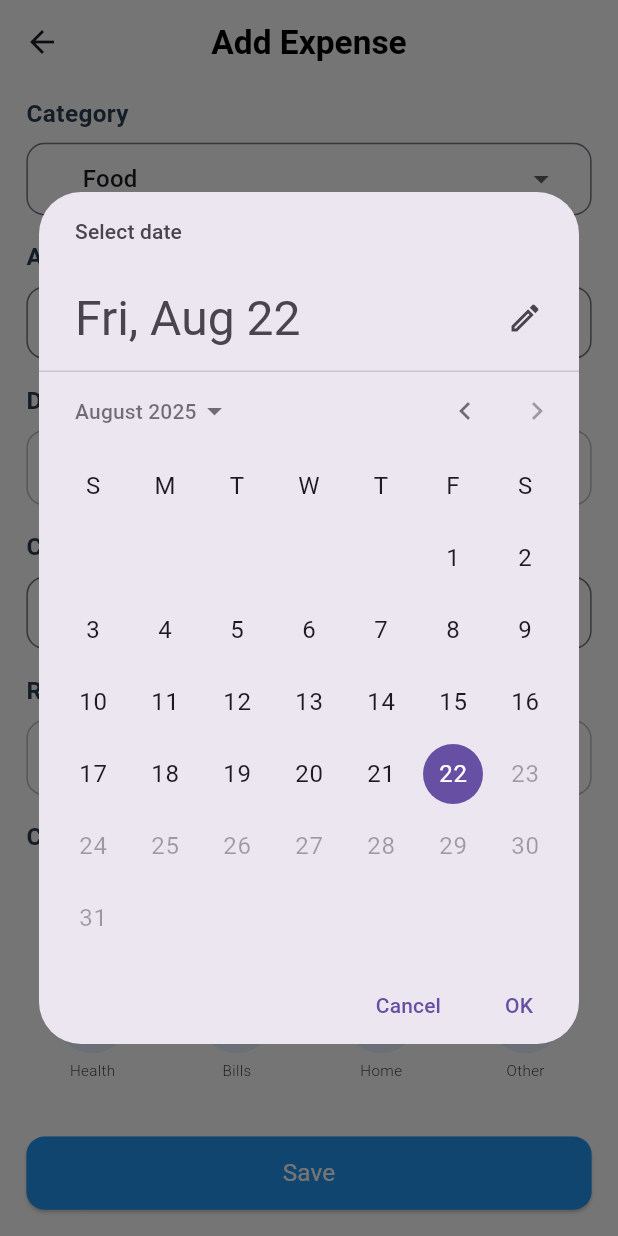
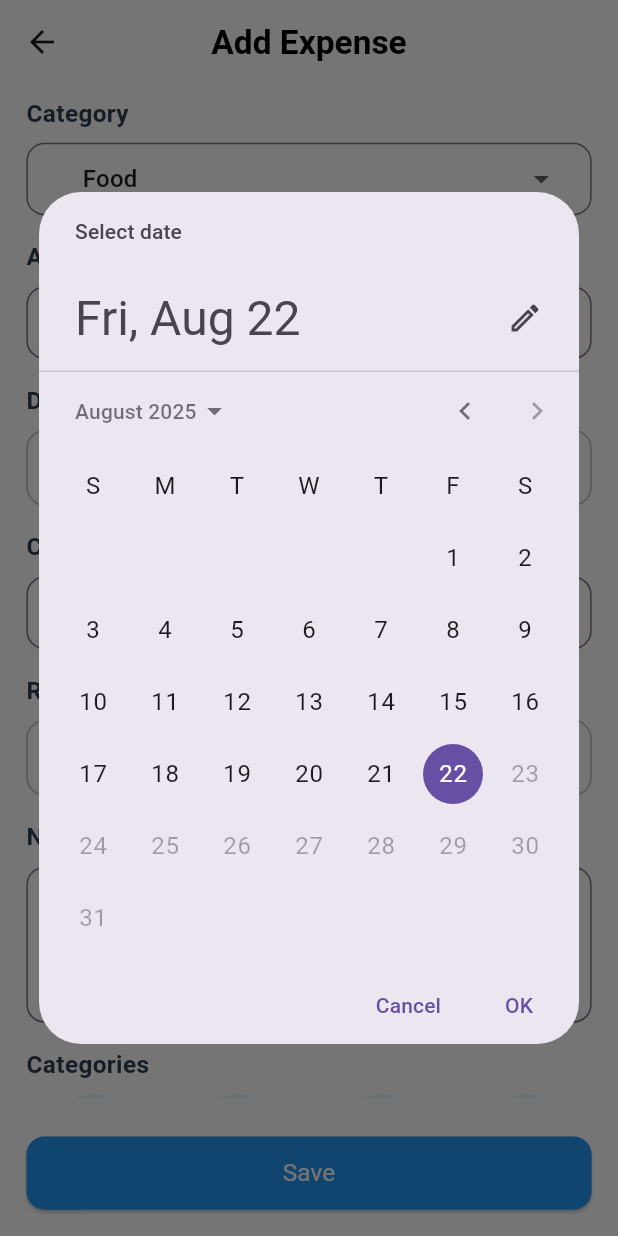
Before and after one commit to alaa556677/inovola_task, a Flutter app: the AddExpenseScreen screen opened by its route, after a tap on an icon or button, on a phone screen of 412 x 824 dp. Run offline on Flutter 3.47's test engine with Material 3 defaults, Android fonts, the phone set to English and light mode, and no system bars; drawn by our look-alikes of cached_network_image; our stand-ins replace bloc, csv, dartz, dio, dropdown_button2, equatable and 11 more; accounts and stored records are empty; network calls fail; Roboto replaces fonts that are missing (Poppins).

Commit message:
before pagenations

```diff
--- a/lib/features/add_expense/presentation/pages/add_expense_screen.dart
+++ b/lib/features/add_expense/presentation/pages/add_expense_screen.dart
@@ -95,6 +95,8 @@ class _AddExpenseScreenState extends State<AddExpenseScreen> {
                     _buildCurrencySection(),
                     setHeightSpace(16),
                     _buildReceiptSection(),
+                    setHeightSpace(16),
+                    _buildNotesSection(),
                     setHeightSpace(16),
                     _buildCategoryGridView()
                   ],
@@ -318,6 +320,35 @@ class _AddExpenseScreenState extends State<AddExpenseScreen> {
     );
   }
 ////////////////////////////////////////////////////////////////////////////////
+  Widget _buildNotesSection() {
+    return Column(
+      crossAxisAlignment: CrossAxisAlignment.start,
+      children: [
+        CustomTextWidget(
+          text: 'Notes (Optional)',
+          fontSize: 16.sp,
+          fontWeight: FontWeight.w600,
+          fontColor: AppColors.textPrimary,
+        ),
+        setHeightSpace(8),
+        TextFormField(
+          controller: _notesController,
+          maxLines: 3,
+          decoration: InputDecoration(
+            hintText: 'Add any additional notes...',
+            border: OutlineInputBorder(
+              borderRadius: BorderRadius.circular(12),
+            ),
+            focusedBorder: OutlineInputBorder(
+              borderRadius: BorderRadius.circular(12),
+              borderSide: const BorderSide(color: AppColors.primary, width: 2),
+            ),
+          ),
+        ),
+      ],
+    );
+  }
+////////////////////////////////////////////////////////////////////////////////
   Widget _buildCategoryGridView() {
     return Column(
       crossAxisAlignment: CrossAxisAlignment.start,
```
Also changed, not shown: lib/features/dashboard/presentation/bloc/dashboard_bloc.dart (+14 -27 lines), lib/features/dashboard/presentation/widgets/expense_card_widget.dart (+7 -11 lines).
